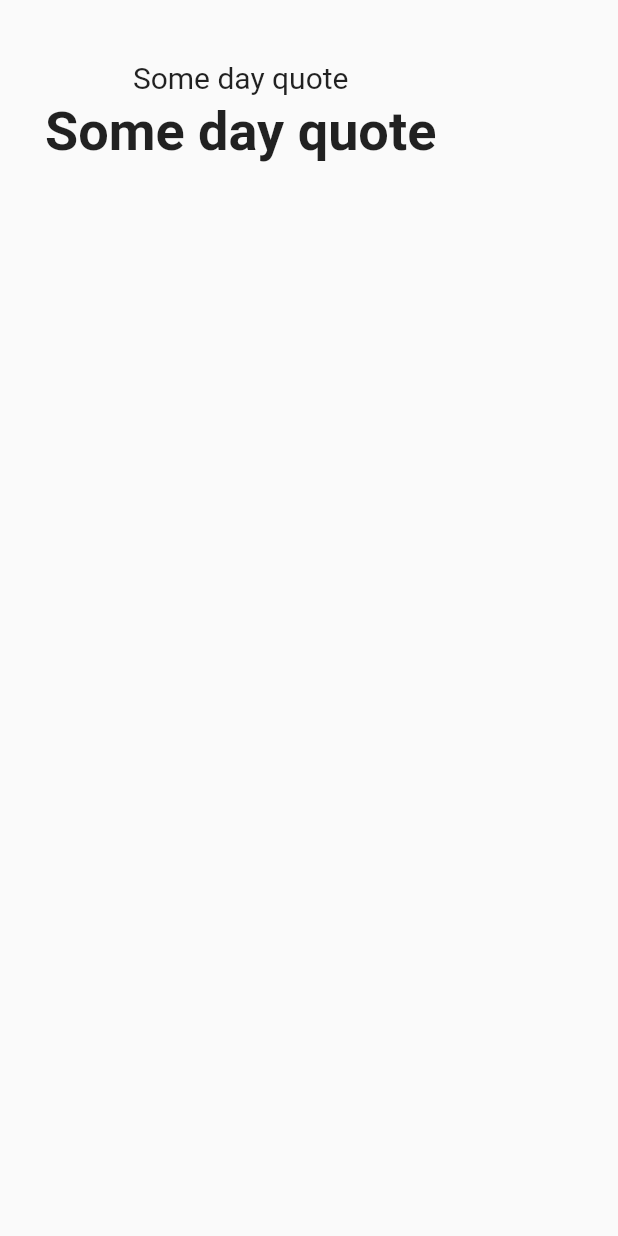
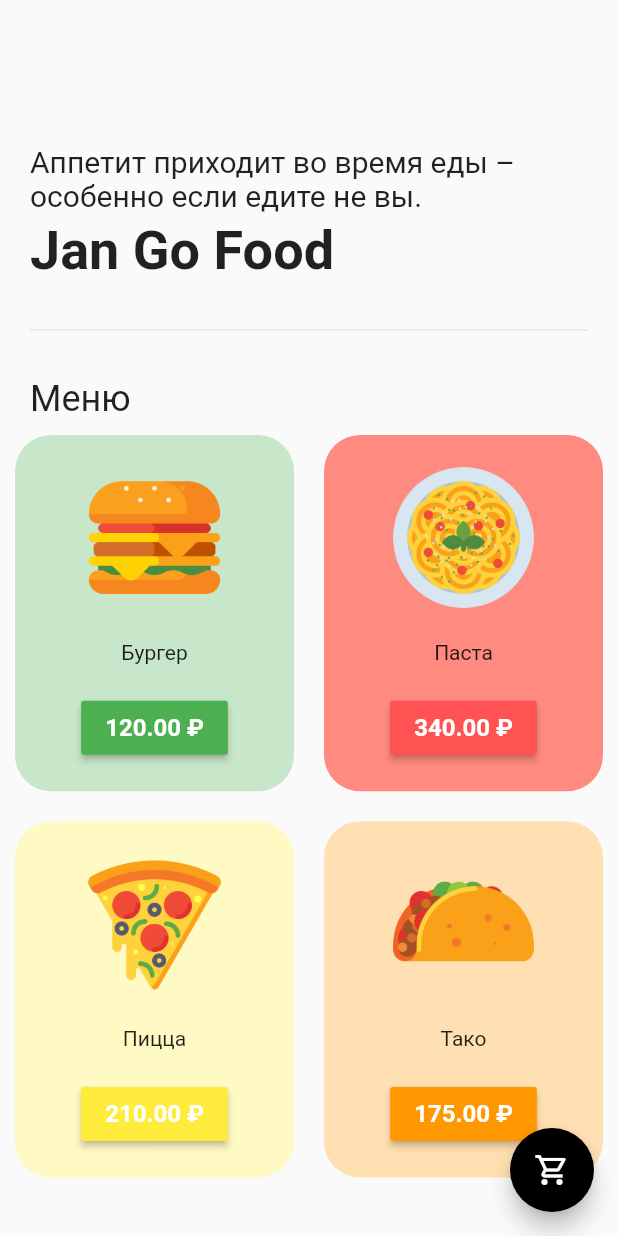
Before and after one commit to DelayStepback/food_app, a Flutter app: the screen it shows after launch, after a tap on "Войти", on a phone screen of 412 x 824 dp. Run offline on Flutter 3.47's test engine with Material 2 defaults, Android fonts, the phone set to English and light mode, and no system bars.

Commit message:
new logic of cart order

```diff
--- /dev/null
+++ b/lib/components/food_item_tile.dart
@@ -0,0 +1,54 @@
+import 'package:flutter/material.dart';
+
+class FoodItemTile extends StatelessWidget {
+
+  final String itemName;
+  final String itemPrice;
+  final String imagePath;
+  final color;
+  void Function()? onPressed;
+
+
+  FoodItemTile({
+    super.key,
+    required this.color,
+  required this.imagePath,
+  required this.itemName,
+  required this.itemPrice,
+    required this.onPressed,
+  });
+
+
+
+  @override
+  Widget build(BuildContext context) {
+    return Padding(
+      padding: const EdgeInsets.all(10.0),
+      child: Container(
+          decoration: BoxDecoration(color: color[100],
+          borderRadius: BorderRadius.circular(24)),
+        child:  Column(
+          mainAxisAlignment: MainAxisAlignment.spaceEvenly,
+          children: [
+            // image
+            Image.asset(imagePath, height: 100,),
+
+            // text
+            Text(itemName),
+
+            // button
+            MaterialButton(onPressed: onPressed,
+              color: color,
+
+            child: Text(itemPrice + ' ' + '\₽', style: TextStyle(
+              color: Colors.white,
+              fontWeight: FontWeight.bold,
+              fontSize: 16,
+            ),),
+            )
+          ],
+        ),
+      ),
+    );
+  }
+}
--- a/lib/main.dart
+++ b/lib/main.dart
@@ -1,5 +1,8 @@
 import 'package:flutter/material.dart';
 import 'package:food_app/pages/intro_page.dart';
+import 'package:provider/provider.dart';
+
+import 'models/cart_model.dart';
 
 void main() {
   runApp(const MyApp());
@@ -11,9 +14,11 @@ class MyApp extends StatelessWidget {
   // This widget is the root of your application.
   @override
   Widget build(BuildContext context) {
-    return const MaterialApp(
+    return ChangeNotifierProvider(create: (context) => CartModel(),
+    child: MaterialApp(
       debugShowCheckedModeBanner: false,
       home: IntroPage(),
+    ),
     );
   }
 }
--- /dev/null
+++ b/lib/models/cart_model.dart
@@ -0,0 +1,42 @@
+
+import 'package:flutter/material.dart';
+
+class CartModel extends ChangeNotifier {
+  // list of item on shop
+
+  final List _shopItems = [
+    // [ itemName, itemPrice, itemPath, color ]
+    ['Бургер', "120.00", 'lib/icons/burger.png', Colors.green],
+    ['Паста', "340.00", 'lib/icons/pasta.png', Colors.redAccent],
+    ['Пицца', "210.00", 'lib/icons/pizza.png', Colors.yellow],
+    ['Тако', "175.00", 'lib/icons/taco.png', Colors.orange],
+  ];
+
+  get shopItems => _shopItems;
+
+  List _cartItems = [];
+
+  get cartItems => _cartItems;
+
+  // add items to cart;
+  void addItemToCart(int index){
+    _cartItems.add(_shopItems[index]);
+    notifyListeners();
+  }
+
+  // remove items
+  void removeItemFromCart(int index){
+    _cartItems.removeAt(index);
+    notifyListeners();
+  }
+
+  // calculate total price
+  String calculateTotalPrice(){
+    double totalPrice = 0;
+    for (int i = 0; i < _cartItems.length; i++){
+      totalPrice += double.parse(_cartItems[i][1]);
+    }
+    return totalPrice.toStringAsFixed(2);
+  }
+
+}
--- a/lib/pages/home_page.dart
+++ b/lib/pages/home_page.dart
@@ -1,34 +1,86 @@
 import 'package:flutter/material.dart';
+import 'package:food_app/models/cart_model.dart';
+import 'package:provider/provider.dart';
+
+import '../components/food_item_tile.dart';
+import 'cart_page.dart';
 
 class HomePage extends StatelessWidget {
   const HomePage({super.key});
 
   @override
   Widget build(BuildContext context) {
-    return  const Scaffold(
+    return Scaffold(
+        appBar: AppBar(
+          backgroundColor: Colors.transparent,
+          elevation: 0,
+          iconTheme: IconThemeData(color: Colors.black),
+        ),
+      floatingActionButton: FloatingActionButton(
+        onPressed: () => Navigator.push(context, MaterialPageRoute(
+            builder: (context) {
+              return CartPage();
+            })),
+        backgroundColor: Colors.black,
+      child: Icon(Icons.shopping_cart_outlined),),
       body: SafeArea(
         child: Column(
+          crossAxisAlignment: CrossAxisAlignment.start,
           children: [
-            SizedBox(height: 40.0),
+            const SizedBox(height: 40.0),
 
 
             // Day quote
 
             Padding(
-              padding: EdgeInsets.symmetric(horizontal: 10),
+              padding: EdgeInsets.symmetric(horizontal: 20),
               child: Text(textAlign: TextAlign.left,
 
-                  'Some day quote', style: TextStyle(fontWeight: FontWeight.normal, fontSize: 20,)),
+                  'Аппетит приходит во время еды – особенно если едите не вы.', style: TextStyle(fontWeight: FontWeight.normal, fontSize: 20,)),
             ),
 
             SizedBox(height: 4,),
 
-            Padding(padding: EdgeInsets.symmetric(horizontal: 30),
-            child: Text('Some day quote', style: TextStyle(fontWeight: FontWeight.bold, fontSize: 36,),
+            Padding(padding: EdgeInsets.symmetric(horizontal: 20),
+            child: Text('Jan Go Food', style: TextStyle(fontWeight: FontWeight.bold, fontSize: 36,),
             )),
+            SizedBox(height: 24,),
 
+            Padding(
+              padding: EdgeInsets.symmetric(horizontal: 20),
+              child: Divider(),
+            ),
 
+            const SizedBox(height: 24,),
 
+            Padding(
+              padding: EdgeInsets.symmetric(horizontal: 20.0),
+              child: Text('Меню', style: TextStyle(fontSize: 24),),
+            ),
+            Expanded(
+                child: Consumer<CartModel>(
+                  builder: (context, value, child){
+                    return GridView.builder(
+                        itemCount: value.shopItems.length,
+                        gridDelegate: const SliverGridDelegateWithFixedCrossAxisCount(
+                            crossAxisCount: 2,
+                            childAspectRatio: 1/ 1.25,
+                        ),
+                        itemBuilder: (context, index) {
+                          return FoodItemTile(
+                            itemName: value.shopItems[index][0],
+                            itemPrice: value.shopItems[index][1],
+                            imagePath: value.shopItems[index][2],
+                            color: value.shopItems[index][3],
+                            onPressed: () {
+                              Provider.of<CartModel>(context, listen: false).addItemToCart(index);
+                            },
+                          );
+                        } );
+                  }
+                )
+
+            )
           ],
         ),
       )
--- a/pubspec.yaml
+++ b/pubspec.yaml
@@ -35,6 +35,7 @@ dependencies:
   # The following adds the Cupertino Icons font to your application.
   # Use with the CupertinoIcons class for iOS style icons.
   cupertino_icons: ^1.0.2
+  provider:
 
 dev_dependencies:
   flutter_test:
```
Also changed, not shown: lib/pages/cart_page.dart (added, +113 -0 lines), pubspec.lock.
